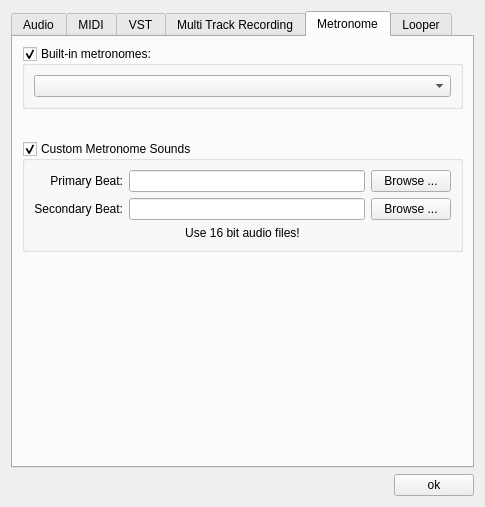
This is src/Common/gui/PreferencesDialog.ui in elieserdejesus/JamTaba as Qt 5 draws it before an edit. The edited form follows.
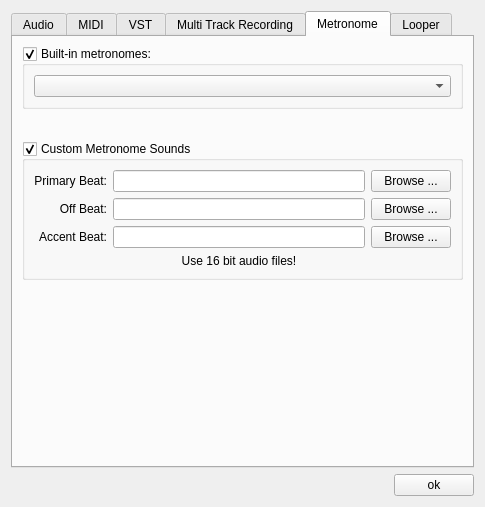
This is the edited form. The open tabs and pages were chosen to show the change.

Commit message:
:gem: Allowing custom metronome accent pattern (close #904)
- Changing accent drawing logic...
- Factor out accent parsing from strings
- Fix up the signal/slot wiring
- Block signals _during_ update
- Add TextEditorModifier to accentBeats lineEdit and handle signals
- Make custom accents invisible when not available

```diff
--- a/src/Common/gui/PreferencesDialog.ui
+++ b/src/Common/gui/PreferencesDialog.ui
@@ -586,7 +586,7 @@
        <item alignment="Qt::AlignTop">
         <widget class="QGroupBox" name="groupBoxCustomMetronome">
          <property name="sizePolicy">
-          <sizepolicy hsizetype="Preferred" vsizetype="Maximum">
+          <sizepolicy hsizetype="Preferred" vsizetype="Expanding">
            <horstretch>0</horstretch>
            <verstretch>0</verstretch>
           </sizepolicy>
@@ -604,30 +604,7 @@
           <bool>true</bool>
          </property>
          <layout class="QGridLayout" name="gridLayout">
-          <item row="0" column="1">
-           <widget class="QLineEdit" name="textFieldPrimaryBeat"/>
-          </item>
-          <item row="0" column="0">
-           <widget class="QLabel" name="labelPrimaryBeat">
-            <property name="text">
-             <string>Primary Beat:</string>
-            </property>
-            <property name="alignment">
-             <set>Qt::AlignRight|Qt::AlignTrailing|Qt::AlignVCenter</set>
-            </property>
-           </widget>
-          </item>
-          <item row="3" column="0">
-           <widget class="QLabel" name="labelSecondaryBeat">
-            <property name="text">
-             <string>Secondary Beat:</string>
-            </property>
-            <property name="alignment">
-             <set>Qt::AlignRight|Qt::AlignTrailing|Qt::AlignVCenter</set>
-            </property>
-           </widget>
-          </item>
-          <item row="0" column="2">
+          <item row="0" column="3">
            <widget class="QPushButton" name="browsePrimaryBeatButton">
             <property name="enabled">
              <bool>true</bool>
@@ -640,11 +617,11 @@
             </property>
            </widget>
           </item>
-          <item row="3" column="1">
-           <widget class="QLineEdit" name="textFieldSecondaryBeat"/>
-          </item>
           <item row="3" column="2">
-           <widget class="QPushButton" name="browseSecondaryBeatButton">
+           <widget class="QLineEdit" name="textFieldOffBeat"/>
+          </item>
+          <item row="3" column="3">
+           <widget class="QPushButton" name="browseOffBeatButton">
             <property name="text">
              <string>Browse ...</string>
             </property>
@@ -653,7 +630,17 @@
             </property>
            </widget>
           </item>
-          <item row="6" column="0" colspan="3">
+          <item row="3" column="0">
+           <widget class="QLabel" name="labelSecondaryBeat">
+            <property name="text">
+             <string>Off Beat:</string>
+            </property>
+            <property name="alignment">
+             <set>Qt::AlignRight|Qt::AlignTrailing|Qt::AlignVCenter</set>
+            </property>
+           </widget>
+          </item>
+          <item row="6" column="2">
            <widget class="QLabel" name="label16BitWarning">
             <property name="text">
              <string>Use 16 bit audio files!</string>
@@ -663,6 +650,42 @@
             </property>
            </widget>
           </item>
+          <item row="0" column="2">
+           <widget class="QLineEdit" name="textFieldPrimaryBeat"/>
+          </item>
+          <item row="0" column="0">
+           <widget class="QLabel" name="labelPrimaryBeat">
+            <property name="text">
+             <string>Primary Beat:</string>
+            </property>
+            <property name="alignment">
+             <set>Qt::AlignRight|Qt::AlignTrailing|Qt::AlignVCenter</set>
+            </property>
+           </widget>
+          </item>
+          <item row="5" column="2">
+           <widget class="QLineEdit" name="textFieldAccentBeat"/>
+          </item>
+          <item row="5" column="0">
+           <widget class="QLabel" name="labelAccentBeat">
+            <property name="text">
+             <string>Accent Beat:</string>
+            </property>
+            <property name="alignment">
+             <set>Qt::AlignRight|Qt::AlignTrailing|Qt::AlignVCenter</set>
+            </property>
+           </widget>
+          </item>
+          <item row="5" column="3">
+           <widget class="QPushButton" name="browseAccentBeatButton">
+            <property name="text">
+             <string>Browse ...</string>
+            </property>
+            <property name="autoDefault">
+             <bool>false</bool>
+            </property>
+           </widget>
+          </item>
          </layout>
         </widget>
        </item>
```
Left out of the diff: 2 changed lines with no effect on the pictures. The commit also changes 39 other files.
